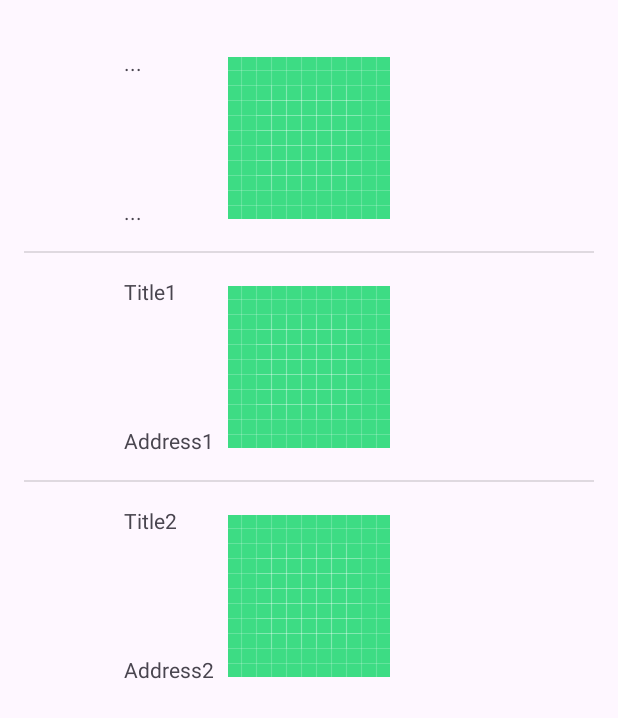
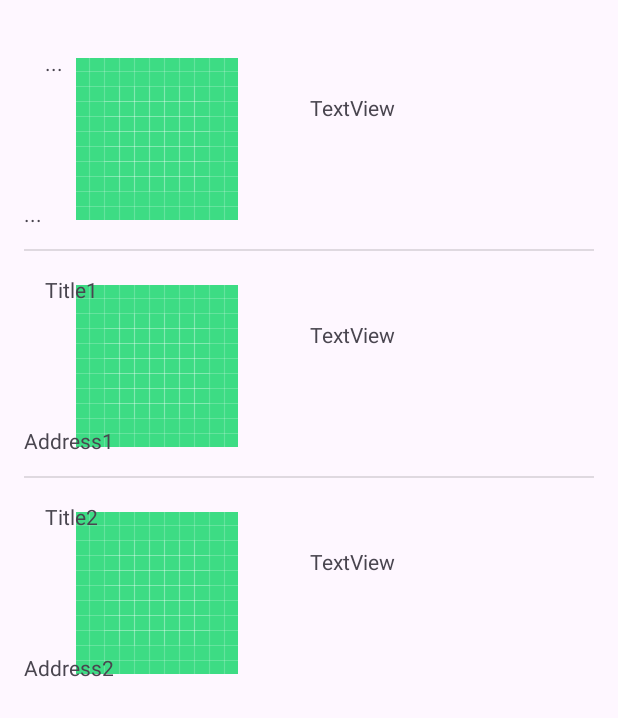
Before and after one commit to Niranjanfr/ProjectLeBonCoin_AMSE, an Android app: the CameraAdAddActivity screen opened directly, with no data from a screen before it, after a tap on "Send", on a phone screen of 412 x 824 dp. Shown: the top 718 px of the screen. Run offline under Robolectric (Android 15) with nearby library versions, the phone set to English and light mode, and no system bars; 1 statement that could not run was skipped.

Commit message:
Work on price

```diff
--- a/app/src/main/java/com/example/projectleboncoin_amse/AdAdapter.java
+++ b/app/src/main/java/com/example/projectleboncoin_amse/AdAdapter.java
@@ -48,6 +48,8 @@ public class AdAdapter extends BaseAdapter {
             viewHolder.imageView = convertView.findViewById(R.id.imageView2);
             viewHolder.titleTextView = convertView.findViewById(R.id.titre1);
             viewHolder.addressTextView = convertView.findViewById(R.id.address1);
+            viewHolder.priceTextView = convertView.findViewById(R.id.price1);
+
 
             // 将ViewHolder对象存储在convertView中
             convertView.setTag(viewHolder);
@@ -63,12 +65,14 @@ public class AdAdapter extends BaseAdapter {
         //viewHolder.imageView.setImageResource(ad.getImage());
         viewHolder.titleTextView.setText(ad.getTitle());
         viewHolder.addressTextView.setText(ad.getAddress());
+        viewHolder.priceTextView.setText(ad.getPrice());
 
         return convertView;
     }
 
     // ViewHolder类，用于保存视图中的各个组件
     private static class ViewHolder {
+        TextView priceTextView;
         ImageView imageView;
         TextView titleTextView;
         TextView addressTextView;
--- a/app/src/main/java/com/example/projectleboncoin_amse/AdListViewActivity.java
+++ b/app/src/main/java/com/example/projectleboncoin_amse/AdListViewActivity.java
@@ -22,12 +22,13 @@ public class AdListViewActivity extends AppCompatActivity {
         if (extras != null){
             String titre = i.getStringExtra("Title");
             String address = i.getStringExtra("address");
+            //int price = i.getIntExtra("price");
             int imageResourceId = getIntent().getIntExtra("image", 0);
-            ad_list.add(new AdModel(titre, address, imageResourceId));
+            ad_list.add(new AdModel(titre, address, imageResourceId,10));
         }
 
-        ad_list.add(new AdModel("Title1", "Address1", R.drawable.ic_launcher_background));
-        ad_list.add(new AdModel("Title2", "Address2", R.drawable.ic_launcher_background));
+        ad_list.add(new AdModel("Title1", "Address1", R.drawable.ic_launcher_background,10));
+        ad_list.add(new AdModel("Title2", "Address2", R.drawable.ic_launcher_background,10));
         ListView listView = findViewById(R.id.listview);
         AdAdapter AdAdapter = new AdAdapter(this, ad_list);
         listView.setAdapter(AdAdapter);
--- a/app/src/main/java/com/example/projectleboncoin_amse/AdModel.java
+++ b/app/src/main/java/com/example/projectleboncoin_amse/AdModel.java
@@ -6,12 +6,15 @@ public class AdModel {
     private String title;
     private String address;
     private int image;
+    private int price;
 
     // Constructor
-    public AdModel(String title, String address, int image) {
+    public AdModel(String title, String address, int image,int price) {
         this.title = title;
         this.address = address;
         this.image = image;
+        this.price = price;
+
     }
 
     // Getter and Setter
@@ -26,6 +29,8 @@ public class AdModel {
     public void setTitle(String title) {
         this.title = title;
     }
+
+    public int getPrice() {return price;}
 // ...
 }
 //public class AdAdapter extends BaseAdapter {
--- a/app/src/main/java/com/example/projectleboncoin_amse/CameraAdAddActivity.java
+++ b/app/src/main/java/com/example/projectleboncoin_amse/CameraAdAddActivity.java
@@ -78,7 +78,7 @@ public class CameraAdAddActivity extends AppCompatActivity {
 
 //                ImageView image = findViewById(R.id. ...);
                 TextView title = findViewById(R.id. editText1);
-                TextView address = findViewById(R.id. editText1);
+                TextView address = findViewById(R.id. editText2);
 
                 String Title = title.getText().toString();
                 String Address = address.getText().toString();
--- a/app/src/main/res/layout/item_listview_ad.xml
+++ b/app/src/main/res/layout/item_listview_ad.xml
@@ -12,31 +12,46 @@
         android:layout_height="wrap_content"
         android:src="@drawable/ic_launcher_background"
         app:layout_constraintBottom_toBottomOf="parent"
-        app:layout_constraintEnd_toEndOf="parent"
+        app:layout_constraintEnd_toStartOf="@+id/price1"
+        app:layout_constraintHorizontal_bias="0.422"
         app:layout_constraintStart_toStartOf="parent"
-        app:layout_constraintTop_toTopOf="parent" />
+        app:layout_constraintTop_toTopOf="parent"
+        app:layout_constraintVertical_bias="0.542" />
 
     <TextView
         android:id="@+id/address1"
-        android:layout_width="247dp"
-        android:layout_height="36dp"
+        android:layout_width="170dp"
+        android:layout_height="33dp"
         android:layout_marginTop="40dp"
         android:text="TextView"
         app:layout_constraintBottom_toBottomOf="parent"
         app:layout_constraintEnd_toEndOf="parent"
+        app:layout_constraintHorizontal_bias="0.0"
         app:layout_constraintStart_toStartOf="parent"
         app:layout_constraintTop_toBottomOf="@+id/titre1" />
 
     <TextView
         android:id="@+id/titre1"
-        android:layout_width="247dp"
-        android:layout_height="36dp"
+        android:layout_width="141dp"
+        android:layout_height="37dp"
         android:layout_marginTop="16dp"
         android:layout_marginBottom="23dp"
         android:text="TextView"
         app:layout_constraintBottom_toTopOf="@+id/address1"
         app:layout_constraintEnd_toEndOf="parent"
+        app:layout_constraintHorizontal_bias="0.059"
         app:layout_constraintStart_toStartOf="parent"
         app:layout_constraintTop_toTopOf="parent" />
 
+    <TextView
+        android:id="@+id/price1"
+        android:layout_width="101dp"
+        android:layout_height="66dp"
+        android:layout_marginEnd="88dp"
+        android:text="TextView"
+        app:layout_constraintBottom_toBottomOf="parent"
+        app:layout_constraintEnd_toEndOf="parent"
+        app:layout_constraintTop_toTopOf="parent"
+        app:layout_constraintVertical_bias="0.545" />
+
 </androidx.constraintlayout.widget.ConstraintLayout>
```
